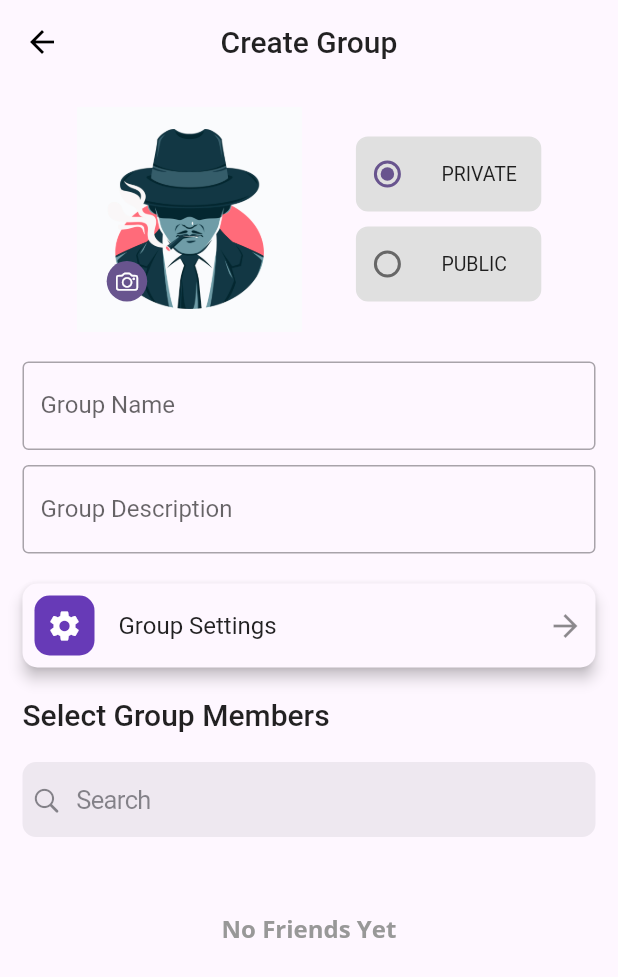
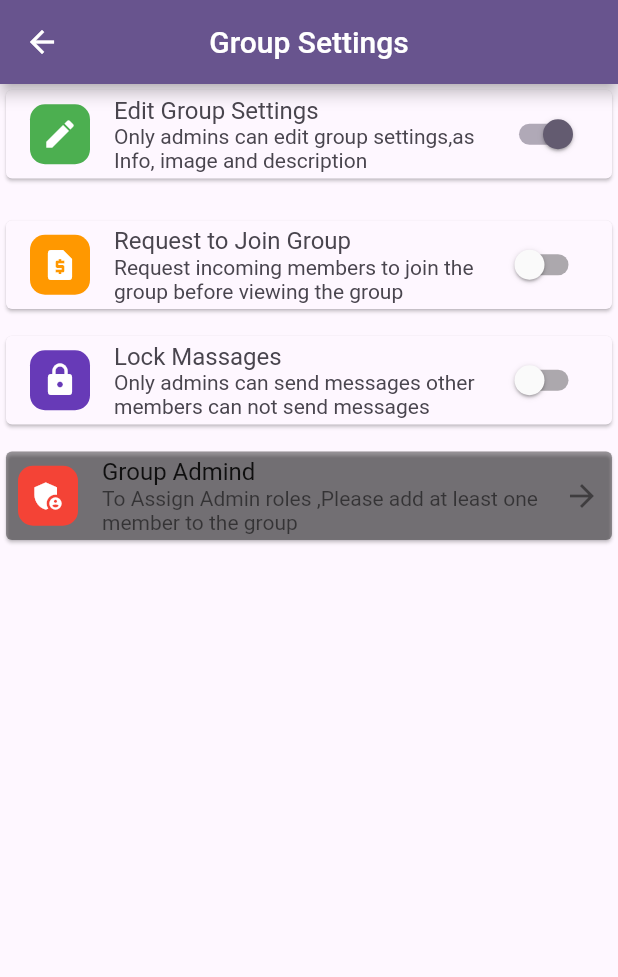
Before and after one commit to fadyZaherEng/RichChatCopilot, a Flutter app: the CreateGroupScreen screen opened by its route, after a tap on "Group Settings", on a phone screen of 412 x 824 dp. Shown: the top 977 px of the screen. Run offline on Flutter 3.47's test engine with Material 3 defaults, Android fonts, the phone set to English and light mode, and no system bars; our stand-ins replace adaptive_theme, animate_do, audioplayers, bloc, cached_network_image, cloud_firestore and 27 more; missing offline and left inert: audio_session, chucker_flutter, flutter_sound, multi_image_picker_plus; accounts and stored records are empty.

Commit message:
group settings

```diff
--- a/lib/l10n/intl_en.arb
+++ b/lib/l10n/intl_en.arb
@@ -80,5 +80,16 @@
   "copied": "Copied",
   "publicGroup": "Public Group",
   "privateGroup": "Private Group",
-  "createGroup": "Create Group"
+  "createGroup": "Create Group",
+  "groupSettings": "Group Settings",
+  "editGroupSettings": "Edit Group Settings",
+  "onlyAdminsCanEditGroupSettings": "Only admins can edit group settings,as Info, image and description",
+  "approveNewMembers": "Approve New Members",
+  "NewMembersWillBeApprovedOnlyAfterAdminApproval": "New members will be approved only after admin approval",
+  "requestIncomingMembersToJoinTheGroupBeforeViewingTheGroup": "Request incoming members to join the group before viewing the group",
+  "requestToJoinGroup": "Request to Join Group",
+  "lockMassages": "Lock Massages",
+  "onlyAdminsCanSendMessagesOtherMembersCanNotSendMessages": "Only admins can send messages other members can not send messages",
+  "selectGroupAdmin": "Select Group Admin",
+  "done": "Done"
 }
--- a/lib/lib/src/config/routes/routes_manager.dart
+++ b/lib/lib/src/config/routes/routes_manager.dart
@@ -4,6 +4,7 @@ import 'package:rich_chat_copilot/lib/src/presentation/screens/chat/widgets/play
 import 'package:rich_chat_copilot/lib/src/presentation/screens/create_group/create_group_screen.dart';
 import 'package:rich_chat_copilot/lib/src/presentation/screens/firends_requests/frients_requests_screen.dart';
 import 'package:rich_chat_copilot/lib/src/presentation/screens/friends/friends_screen.dart';
+import 'package:rich_chat_copilot/lib/src/presentation/screens/geoup_settings/group_settings_screen.dart';
 import 'package:rich_chat_copilot/lib/src/presentation/screens/home/home_screen.dart';
 import 'package:rich_chat_copilot/lib/src/presentation/screens/login/login_screen.dart';
 import 'package:rich_chat_copilot/lib/src/presentation/screens/main/main_screen.dart';
@@ -28,6 +29,7 @@ class Routes {
   static const String chatWithFriendScreen = "/chatWithFriendScreen";
   static const String fullVideoScreen = "/full_video_screen";
   static const String createGroupScreen = "/createGroupScreen";
+  static const String settingsGroupScreen = "/settingsGroupScreen";
 }
 
 class RoutesManager {
@@ -85,6 +87,8 @@ class RoutesManager {
         ));
         case Routes.createGroupScreen:
         return _materialRoute(const CreateGroupScreen());
+        case Routes.settingsGroupScreen:
+        return _materialRoute(const GroupSettingsScreen());
       default:
         return _materialRoute(const SplashScreen());
     }
--- a/lib/lib/src/di/bloc_injector.dart
+++ b/lib/lib/src/di/bloc_injector.dart
@@ -1,6 +1,7 @@
 import 'package:rich_chat_copilot/lib/src/di/data_layer_injector.dart';
 import 'package:rich_chat_copilot/lib/src/presentation/blocs/chats/chats_bloc.dart';
 import 'package:rich_chat_copilot/lib/src/presentation/blocs/friends/friends_bloc.dart';
+import 'package:rich_chat_copilot/lib/src/presentation/blocs/group/group_bloc.dart';
 import 'package:rich_chat_copilot/lib/src/presentation/blocs/login/log_in_bloc.dart';
 import 'package:rich_chat_copilot/lib/src/presentation/blocs/main/main_bloc.dart';
 import 'package:rich_chat_copilot/lib/src/presentation/blocs/profile/profile_bloc.dart';
@@ -23,4 +24,5 @@ Future<void> initializeBlocDependencies() async {
   injector.registerFactory<ChatsBloc>(() => ChatsBloc());
   injector.registerFactory<ProfileBloc>(() => ProfileBloc());
   injector.registerFactory<FriendsBloc>(() => FriendsBloc());
+  injector.registerFactory<GroupBloc>(() => GroupBloc());
 }
--- /dev/null
+++ b/lib/lib/src/presentation/blocs/group/group_bloc.dart
@@ -0,0 +1,118 @@
+import 'package:bloc/bloc.dart';
+import 'package:meta/meta.dart';
+import 'package:rich_chat_copilot/lib/src/domain/entities/group/group.dart';
+import 'package:rich_chat_copilot/lib/src/domain/entities/login/user.dart';
+
+part 'group_event.dart';
+
+part 'group_state.dart';
+
+class GroupBloc extends Bloc<GroupEvent, GroupState> {
+  GroupBloc() : super(GroupInitial()) {
+    on<GroupEvent>((event, emit) {
+      // TODO: implement event handler
+    });
+  }
+
+  bool _isLoading = false;
+  bool _editSettings = false;
+  bool _approveNewMembers = false;
+  bool _requestToJoin = false;
+  bool _lockMassages = false;
+  Group? _group;
+
+  final List<UserModel> _groupMembersList = [];
+  final List<UserModel> _groupAdminsList = [];
+
+  //getter
+  bool get iSLoading => _isLoading;
+
+  bool get editSettings => _editSettings;
+
+  bool get approveNewMembers => _approveNewMembers;
+
+  bool get requestToJoin => _requestToJoin;
+
+  bool get lockMassages => _lockMassages;
+
+  Group? get group => _group;
+
+  List<UserModel> get groupMembersList => _groupMembersList;
+
+  List<UserModel> get groupAdminsList => _groupAdminsList;
+
+  //setter
+
+  //loading
+  void setLoading({required bool isLoading}) {
+    _isLoading = isLoading;
+    emit(GroupLoadingState());
+  }
+
+  //editSettings
+  void setEditSettings({required bool editSettings}) {
+    _editSettings = editSettings;
+    emit(GroupEditSettingsState());
+  }
+
+  //approveNewMembers
+  void setApproveNewMembers({required bool approveNewMembers}) {
+    _approveNewMembers = approveNewMembers;
+    emit(GroupApproveNewMembersState());
+  }
+
+  //requestToJoin
+  void setRequestToJoin({required bool requestToJoin}) {
+    _requestToJoin = requestToJoin;
+    emit(GroupRequestToJoinState());
+  }
+
+  //lockMassages
+  void setLockMassages({required bool lockMassages}) {
+    _lockMassages = lockMassages;
+    emit(GroupLockMassagesState());
+  }
+
+  //group
+  void setGroup({required Group group}) {
+    _group = group;
+    emit(GroupModelState());
+  }
+
+  //groupMembersList
+  void addMemberToGroup({required UserModel groupMember}) {
+    _groupMembersList.add(groupMember);
+    emit(GroupMembersListState());
+  }
+
+  //groupAdminsList
+  void addMemberToAdmin({required UserModel groupAdmin}) {
+    _groupAdminsList.add(groupAdmin);
+    emit(GroupAdminsListState());
+  }
+
+  //remove member from group
+  void removeMemberFromGroup({required UserModel user}) {
+    _groupMembersList.remove(user);
+    _groupAdminsList.remove(user);
+    emit(RemoveMemberFromGroupListState());
+  }
+
+  //remove member from admins
+  void removeAdminFromAdmins({required UserModel user}) {
+    _groupAdminsList.remove(user);
+    emit(RemoveMemberFromAdminListState());
+  }
+
+  // clear Group members
+  Future clearGroupMembersList() async {
+    _groupMembersList.clear();
+    emit(ClearGroupMembersListState());
+  }
+
+  // clear Group admins
+  Future clearGroupAdminsList() async {
+    _groupAdminsList.clear();
+    emit(ClearGroupAdminsListState());
+  }
+}
--- /dev/null
+++ b/lib/lib/src/presentation/blocs/group/group_event.dart
@@ -0,0 +1,4 @@
+part of 'group_bloc.dart';
+
+@immutable
+sealed class GroupEvent {}
--- /dev/null
+++ b/lib/lib/src/presentation/blocs/group/group_state.dart
@@ -0,0 +1,19 @@
+part of 'group_bloc.dart';
+
+@immutable
+sealed class GroupState {}
+
+final class GroupInitial extends GroupState {}
+
+final class GroupLoadingState extends GroupState {}
+final class GroupEditSettingsState extends GroupState {}
+final class GroupApproveNewMembersState extends GroupState {}
+final class GroupRequestToJoinState extends GroupState {}
+final class GroupLockMassagesState extends GroupState {}
+final class GroupModelState extends GroupState {}
+final class GroupMembersListState extends GroupState {}
+final class GroupAdminsListState extends GroupState {}
+final class RemoveMemberFromGroupListState extends GroupState {}
+final class RemoveMemberFromAdminListState extends GroupState {}
+final class ClearGroupMembersListState extends GroupState {}
+final class ClearGroupAdminsListState extends GroupState {}
--- a/lib/lib/src/presentation/screens/create_group/create_group_screen.dart
+++ b/lib/lib/src/presentation/screens/create_group/create_group_screen.dart
@@ -8,6 +8,7 @@ import 'package:image_cropper/image_cropper.dart';
 import 'package:image_picker/image_picker.dart';
 import 'package:permission_handler/permission_handler.dart';
 import 'package:rich_chat_copilot/generated/l10n.dart';
+import 'package:rich_chat_copilot/lib/src/config/routes/routes_manager.dart';
 import 'package:rich_chat_copilot/lib/src/config/theme/color_schemes.dart';
 import 'package:rich_chat_copilot/lib/src/core/base/widget/base_stateful_widget.dart';
 import 'package:rich_chat_copilot/lib/src/core/resources/image_paths.dart';
@@ -117,7 +118,10 @@ class _CreateGroupScreenState extends BaseState<CreateGroupScreen> {
                     title: "Group Settings",
                     icon: Icons.settings,
                     iconColor: Colors.deepPurple,
-                    onTap: () {},
+                    onTap: () {
+                      //navigate to group settings
+                      Navigator.of(context).pushNamed(Routes.settingsGroupScreen);
+                    },
                   ),
                 ),
               ),
--- /dev/null
+++ b/lib/lib/src/presentation/screens/geoup_settings/group_settings_screen.dart
@@ -0,0 +1,152 @@
+import 'package:flutter/material.dart';
+import 'package:flutter_bloc/flutter_bloc.dart';
+import 'package:rich_chat_copilot/generated/l10n.dart';
+import 'package:rich_chat_copilot/lib/src/core/base/widget/base_stateful_widget.dart';
+import 'package:rich_chat_copilot/lib/src/domain/entities/login/user.dart';
+import 'package:rich_chat_copilot/lib/src/presentation/blocs/group/group_bloc.dart';
+import 'package:rich_chat_copilot/lib/src/presentation/screens/create_group/widgets/setting_list_tile_widget.dart';
+import 'package:rich_chat_copilot/lib/src/presentation/screens/geoup_settings/widgets/bottom_sheet_content_widget.dart';
+import 'package:rich_chat_copilot/lib/src/presentation/screens/geoup_settings/widgets/settings_switch_list_tile_widget.dart';
+
+class GroupSettingsScreen extends BaseStatefulWidget {
+  const GroupSettingsScreen({super.key});
+
+  @override
+  BaseState<GroupSettingsScreen> baseCreateState() =>
+      _GroupSettingsScreenState();
+}
+
+class _GroupSettingsScreenState extends BaseState<GroupSettingsScreen> {
+  GroupBloc get groupProvider => BlocProvider.of<GroupBloc>(context);
+
+  @override
+  Widget baseBuild(BuildContext context) {
+    return BlocConsumer<GroupBloc, GroupState>(
+      listener: (context, state) {},
+      builder: (context, state) {
+        return Scaffold(
+          appBar: AppBar(
+            title: Text(S.of(context).groupSettings),
+            centerTitle: true,
+          ),
+          body: Column(
+            children: [
+              SettingsSwitchListTileWidget(
+                title: S.of(context).editGroupSettings,
+                value: true,
+                subtitle: S.of(context).onlyAdminsCanEditGroupSettings,
+                backgroundColor: Colors.green,
+                icon: Icons.edit,
+                onChanged: (value) {
+                  groupProvider.setEditSettings(editSettings: value);
+                },
+              ),
+              const SizedBox(height: 10),
+              groupProvider.approveNewMembers
+                  ? SettingsSwitchListTileWidget(
+                      title: S.of(context).approveNewMembers,
+                      value: false,
+                      subtitle: S
+                          .of(context)
+                          .NewMembersWillBeApprovedOnlyAfterAdminApproval,
+                      backgroundColor: Colors.blue,
+                      icon: Icons.approval,
+                      onChanged: (value) {
+                        groupProvider.setApproveNewMembers(
+                            approveNewMembers: value);
+                      },
+                    )
+                  : const SizedBox.shrink(),
+              const SizedBox(height: 10),
+              SettingsSwitchListTileWidget(
+                title: S.of(context).requestToJoinGroup,
+                value: false,
+                subtitle: S
+                    .of(context)
+                    .requestIncomingMembersToJoinTheGroupBeforeViewingTheGroup,
+                backgroundColor: Colors.orange,
+                icon: Icons.request_page,
+                onChanged: (value) {
+                  groupProvider.setRequestToJoin(requestToJoin: value);
+                },
+              ),
+              const SizedBox(height: 10),
+              SettingsSwitchListTileWidget(
+                title: S.of(context).lockMassages,
+                value: false,
+                subtitle: S
+                    .of(context)
+                    .onlyAdminsCanSendMessagesOtherMembersCanNotSendMessages,
+                backgroundColor: Colors.deepPurple,
+                icon: Icons.lock,
+                onChanged: (value) {
+                  groupProvider.setLockMassages(lockMassages: value);
+                },
+              ),
+              const SizedBox(height: 10),
+              Card(
+                color: _getGroupAdminColor(),
+                child: Padding(
+                  padding: const EdgeInsets.symmetric(horizontal: 8.0),
+                  child: SettingListTileWidget(
+                    title: "Group Admind",
+                    subtitle: _getGroupAdminNames(),
+                    icon: Icons.admin_panel_settings,
+                    iconColor: Colors.red,
+                    onTap: () {
+                      if (groupProvider.groupMembersList.isEmpty) {
+                        return;
+                      }
+                      //show bottom sheet to select admin
+                      _showSelectAdminBottomSheet(context);
+                    },
+                  ),
+                ),
+              ),
+            ],
+          ),
+        );
+      },
+    );
+  }
+
+  String _getGroupAdminNames() {
+    //check if there are group members
+    if (groupProvider.groupMembersList.isEmpty) {
+      return "To Assign Admin roles ,Please add at least one member to the group";
+    } else {
+      List<String> groupAdminNames = [S.of(context).you];
+      //get the list of group admins
+      List<UserModel> groupAdminsList = groupProvider.groupMembersList;
+      //get a list of names from the list of group admins
+      List<String> groupAdminNamesList =
+          groupAdminsList.map((e) => e.name).toList();
+      //add the group admin names to the list
+      groupAdminNames.addAll(groupAdminNamesList);
+      //return the list of group admin names
+      return groupAdminNames.length == 2
+          ? groupAdminNames.join(" and ")
+          : groupAdminNames.length > 2
+              ? "${groupAdminNames.sublist(0, groupAdminNames.length - 1).join(", ")} and ${groupAdminNames.last}"
+              : groupAdminNames.first;
+    }
+  }
+
+  Color _getGroupAdminColor() {
+    if (groupProvider.groupMembersList.isEmpty) {
+      return Theme.of(context).disabledColor;
+    }
+    return Theme.of(context).cardColor;
+  }
+
+  void _showSelectAdminBottomSheet(BuildContext context) {
+    showBottomSheet(
+      context: context,
+      builder: (context) {
+        return BottomSheetContentWidget(
+          groupProvider: groupProvider,
+        );
+      },
+    );
+  }
+}
--- /dev/null
+++ b/lib/lib/src/presentation/screens/geoup_settings/widgets/settings_switch_list_tile_widget.dart
@@ -0,0 +1,53 @@
+import 'package:flutter/material.dart';
+import 'package:google_fonts/google_fonts.dart';
+
+class SettingsSwitchListTileWidget extends StatelessWidget {
+  final String title;
+  final bool value;
+  final Function(bool) onChanged;
+  final String subtitle;
+  final Color backgroundColor;
+  final IconData icon;
+
+  const SettingsSwitchListTileWidget({
+    super.key,
+    required this.title,
+    required this.value,
+    required this.onChanged,
+    required this.subtitle,
+    required this.backgroundColor,
+    required this.icon,
+  });
+
+  @override
+  Widget build(BuildContext context) {
+    return Card(
+      child: SwitchListTile(
+        title: Text(
+          title,
+          style: GoogleFonts.roboto(
+            color: Theme.of(context).colorScheme.onSurfaceVariant,
+          ),
+        ),
+        subtitle: Text(
+          subtitle,
+          style: GoogleFonts.roboto(
+            color: Theme.of(context).colorScheme.onSurfaceVariant,
+          ),
+        ),
+        value: value,
+        onChanged: (value) => onChanged(value),
+        secondary: Container(
+          decoration: BoxDecoration(
+            color: backgroundColor,
+            borderRadius: BorderRadius.circular(10),
+          ),
+          child:  Padding(
+            padding: EdgeInsets.all(8.0),
+            child: Icon(icon, color: Colors.white),
+          ),
+        ),
+      ),
+    );
+  }
+}
--- a/lib/lib/src/presentation/screens/people/globe_screen.dart
+++ b/lib/lib/src/presentation/screens/people/globe_screen.dart
@@ -106,7 +106,7 @@ class _GlobeScreenState extends BaseState<GlobeScreen> {
                     return Padding(
                       padding: const EdgeInsetsDirectional.only(start: 0),
                       child: FriendWidget(
-                          user: user, friendViewType: FriendViewType.allUsers),
+                          friend: user, friendViewType: FriendViewType.allUsers),
                       // ListTile(
                       //   onTap: () {
                       //     Navigator.pushNamed(
--- a/lib/lib/src/presentation/widgets/friends_list_widget.dart
+++ b/lib/lib/src/presentation/widgets/friends_list_widget.dart
@@ -93,7 +93,7 @@ class _FriendsListWidgetState extends State<FriendsListWidget> {
               },
               itemBuilder: (BuildContext context, int index) {
                 return FriendWidget(
-                  user: friends[index],
+                  friend: friends[index],
                   friendViewType: widget.friendViewType,
                   onAcceptRequest: () {
                     //TODO: accept request
--- a/lib/main.dart
+++ b/lib/main.dart
@@ -7,6 +7,7 @@ import 'package:rich_chat_copilot/lib/src/config/routes/routes_manager.dart';
 import 'package:rich_chat_copilot/lib/src/di/injector.dart';
 import 'package:rich_chat_copilot/lib/src/presentation/blocs/chats/chats_bloc.dart';
 import 'package:rich_chat_copilot/lib/src/presentation/blocs/friends/friends_bloc.dart';
+import 'package:rich_chat_copilot/lib/src/presentation/blocs/group/group_bloc.dart';
 import 'package:rich_chat_copilot/lib/src/presentation/blocs/login/log_in_bloc.dart';
 import 'package:rich_chat_copilot/lib/src/presentation/blocs/main/main_bloc.dart';
 import 'package:rich_chat_copilot/lib/src/presentation/blocs/profile/profile_bloc.dart';
@@ -61,6 +62,7 @@ class _MyAppState extends State<MyApp> {
         BlocProvider<ChatsBloc>(create: (context) => injector()),
         BlocProvider<ProfileBloc>(create: (context) => injector()),
         BlocProvider<FriendsBloc>(create: (context) => injector()),
+        BlocProvider<GroupBloc>(create: (context) => injector()),
       ],
       child: BlocBuilder<MainCubit, Locale>(
         buildWhen: (previousState, currentState) {
```
Also changed, not shown: lib/l10n/intl_ar.arb (+12 -1 lines), lib/lib/src/presentation/screens/geoup_settings/widgets/bottom_sheet_content_widget.dart (added, +79 -0 lines), lib/lib/src/presentation/screens/main/main_screen.dart (+6 -1 lines), lib/lib/src/presentation/widgets/friend_widget.dart (+111 -43 lines), lib/generated/intl/messages_ar.dart, lib/generated/intl/messages_en.dart, lib/generated/l10n.dart.
